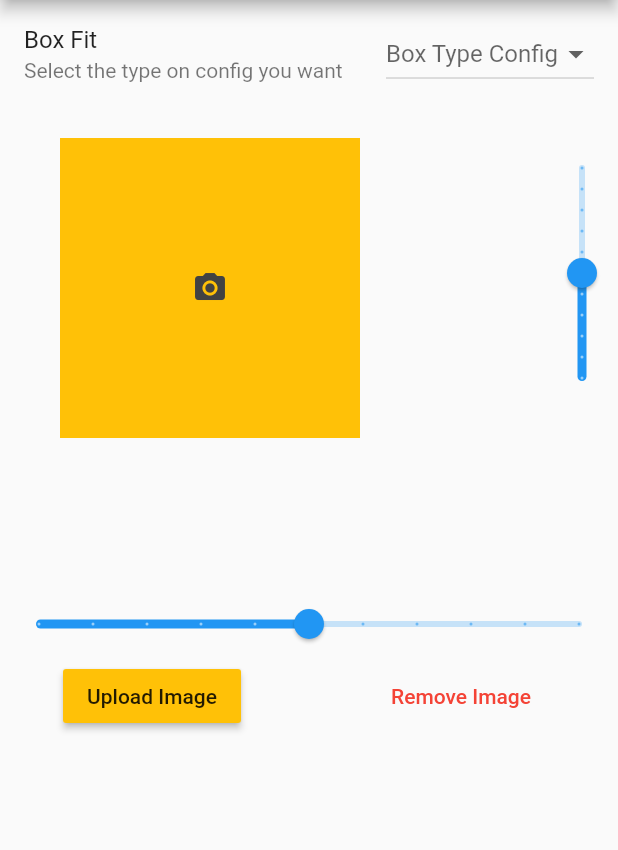
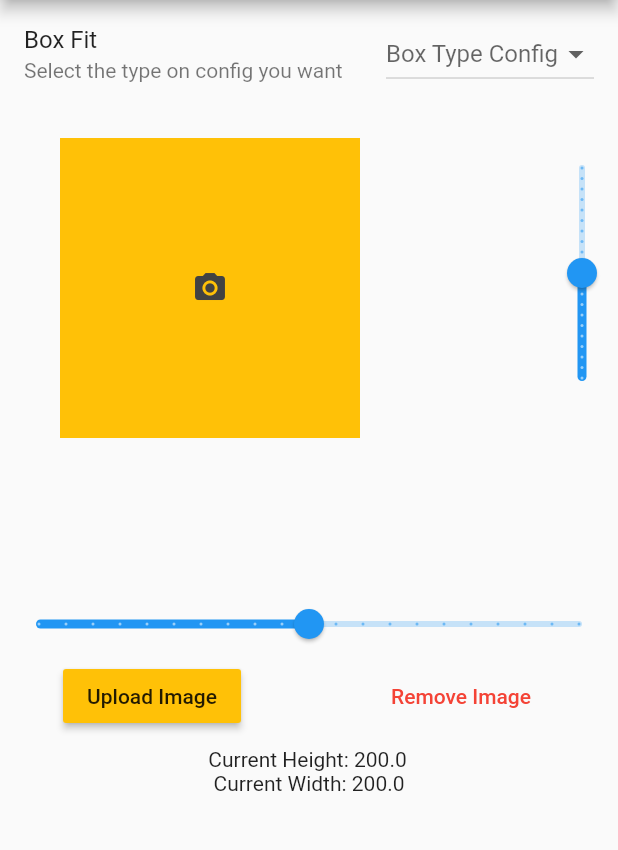
Before and after one commit to Chirag-Mathur/Box-Image, a Flutter app: the screen it shows after launch, on a phone screen of 412 x 824 dp, the part 84-934 px from its top. Run offline on Flutter 3.47's test engine with Material 2 defaults, Android fonts, the phone set to English and light mode, and no system bars; our stand-ins replace image_picker.

```diff
--- a/lib/main.dart
+++ b/lib/main.dart
@@ -163,7 +163,7 @@ class _HomeState extends State<Home> {
                         },
                         min: 100,
                         max: 300,
-                        divisions: 10,
+                        divisions: 20,
                         label: "$height",
                       ),
                     ),
@@ -181,7 +181,7 @@ class _HomeState extends State<Home> {
             },
             min: 100,
             max: 300,
-            divisions: 10,
+            divisions: 20,
             label: "$width",
           ),
           Row(
@@ -209,6 +209,10 @@ class _HomeState extends State<Home> {
               ),
             ],
           ),
+          Padding(
+            padding: const EdgeInsets.all(10.0),
+            child: Text('Current Height: $height\n Current Width: $width '),
+          )
         ],
       ),
     );
```
Also changed, not shown: 1 other file.
